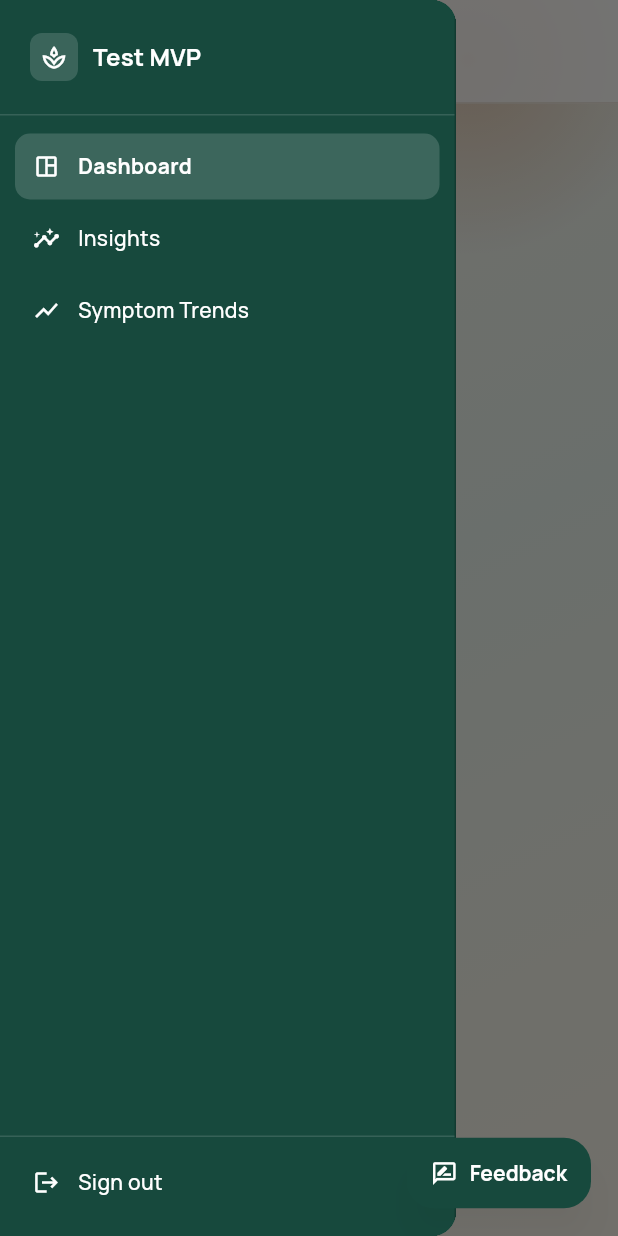
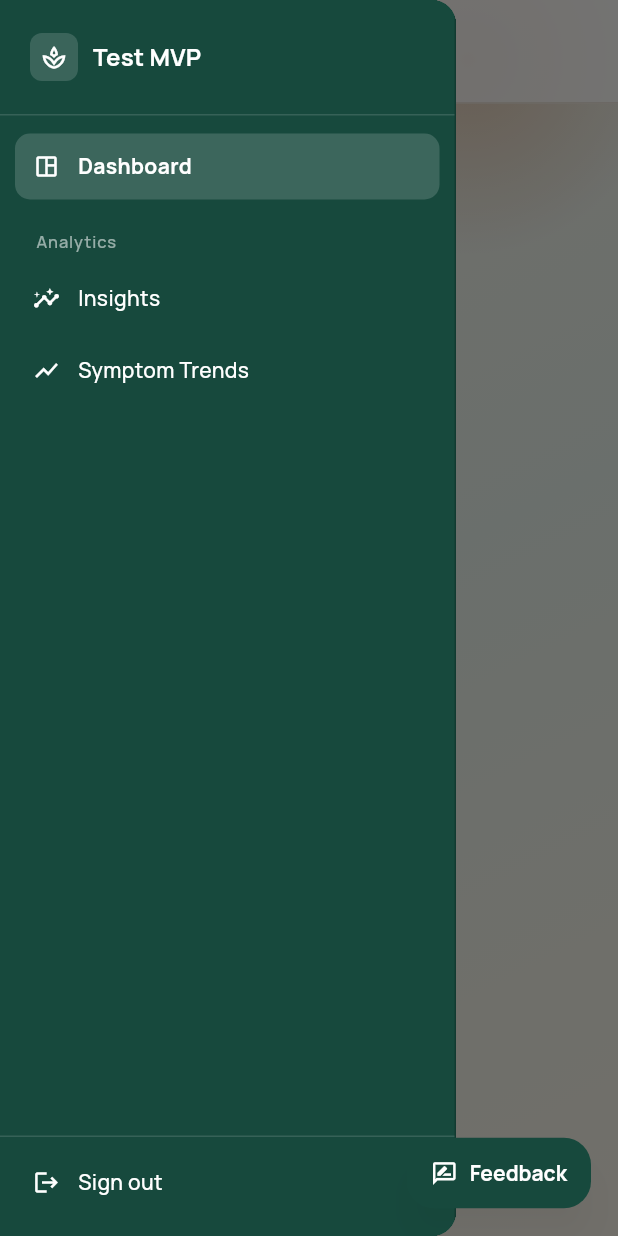
Before and after one commit to HugoSeong0721/test-mvp, a Flutter app: the PractitionerShell screen opened directly with empty values, with the side drawer open, on a phone screen of 412 x 824 dp. Run offline on Flutter 3.47's test engine with Material 3 defaults, Android fonts, the phone set to English and light mode, and no system bars; our stand-ins replace cloud_firestore, firebase_auth, firebase_core, google_fonts, shared_preferences; missing offline and left inert: dart:html; accounts and stored records are empty.

Commit message:
Reorder practitioner sidebar: Dashboard, Tools, Analytics
Moves the Tools section directly under Dashboard so the day-to-day
operations entry points (Patient Management, Operations Hub, Visit
Window Insights, Appointment Inbox, Schedule / Slots) sit closer to
the top of the rail. Insights and Symptom Trends drop into a new
"Analytics" section below the tools, matching how Hugo actually uses
the rail (operations first, analytics second).

Co-Authored-By: Claude Opus 4.7 (1M context) <noreply@anthropic.com>

```diff
--- a/lib/core/widgets/practitioner_shell.dart
+++ b/lib/core/widgets/practitioner_shell.dart
@@ -22,14 +22,15 @@ class PractitionerNavSpec {
   final String routeName;
 }
 
-const List<PractitionerNavSpec> kPractitionerNavSpecs = [
-  PractitionerNavSpec(
-    item: PractitionerNavItem.dashboard,
-    icon: Icons.space_dashboard_outlined,
-    labelEn: 'Dashboard',
-    labelKo: '대시보드',
-    routeName: '/dashboard',
-  ),
+const PractitionerNavSpec _dashboardNavSpec = PractitionerNavSpec(
+  item: PractitionerNavItem.dashboard,
+  icon: Icons.space_dashboard_outlined,
+  labelEn: 'Dashboard',
+  labelKo: '대시보드',
+  routeName: '/dashboard',
+);
+
+const List<PractitionerNavSpec> _analyticsNavSpecs = [
   PractitionerNavSpec(
     item: PractitionerNavItem.insights,
     icon: Icons.insights_outlined,
@@ -44,6 +45,11 @@ const List<PractitionerNavSpec> kPractitionerNavSpecs = [
     labelKo: '증상 추세',
     routeName: '/symptom-trend',
   ),
+];
+
+const List<PractitionerNavSpec> kPractitionerNavSpecs = [
+  _dashboardNavSpec,
+  ..._analyticsNavSpecs,
 ];
 
 class PractitionerToolItem {
@@ -222,25 +228,29 @@ class _Sidebar extends StatelessWidget {
             child: ListView(
               padding: const EdgeInsets.symmetric(horizontal: 10),
               children: [
-                for (final spec in kPractitionerNavSpecs)
+                _NavTile(
+                  spec: _dashboardNavSpec,
+                  selected: _dashboardNavSpec.item == currentItem,
+                ),
+                if (tools.isNotEmpty) ...[
+                  const SizedBox(height: 14),
+                  _SidebarSectionLabel(
+                    label: AppLanguageController.instance.tr('Tools', '도구'),
+                  ),
+                  for (final tool in tools) _ToolTile(tool: tool),
+                ],
+                const SizedBox(height: 14),
+                _SidebarSectionLabel(
+                  label: AppLanguageController.instance.tr(
+                    'Analytics',
+                    '분석',
+                  ),
+                ),
+                for (final spec in _analyticsNavSpecs)
                   _NavTile(
                     spec: spec,
                     selected: spec.item == currentItem,
                   ),
-                if (tools.isNotEmpty) ...[
-                  const SizedBox(height: 14),
-                  Padding(
-                    padding: const EdgeInsets.fromLTRB(14, 4, 14, 6),
-                    child: Text(
-                      AppLanguageController.instance.tr('Tools', '도구'),
-                      style: Theme.of(context).textTheme.labelSmall?.copyWith(
-                        color: Colors.white.withValues(alpha: 0.55),
-                        letterSpacing: 0.6,
-                      ),
-                    ),
-                  ),
-                  for (final tool in tools) _ToolTile(tool: tool),
-                ],
               ],
             ),
           ),
@@ -305,6 +315,26 @@ class _NavTile extends StatelessWidget {
               ],
             ),
           ),
+        ),
+      ),
+    );
+  }
+}
+
+class _SidebarSectionLabel extends StatelessWidget {
+  const _SidebarSectionLabel({required this.label});
+
+  final String label;
+
+  @override
+  Widget build(BuildContext context) {
+    return Padding(
+      padding: const EdgeInsets.fromLTRB(14, 4, 14, 6),
+      child: Text(
+        label,
+        style: Theme.of(context).textTheme.labelSmall?.copyWith(
+          color: Colors.white.withValues(alpha: 0.55),
+          letterSpacing: 0.6,
         ),
       ),
     );
```
Also changed, not shown: 3 other files.
